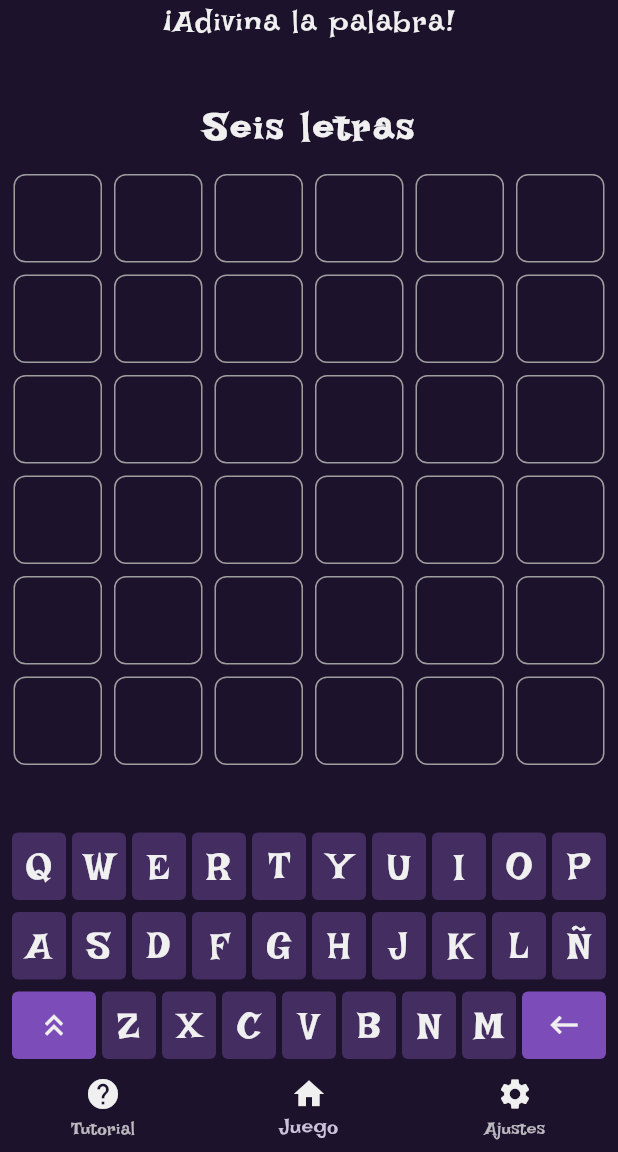
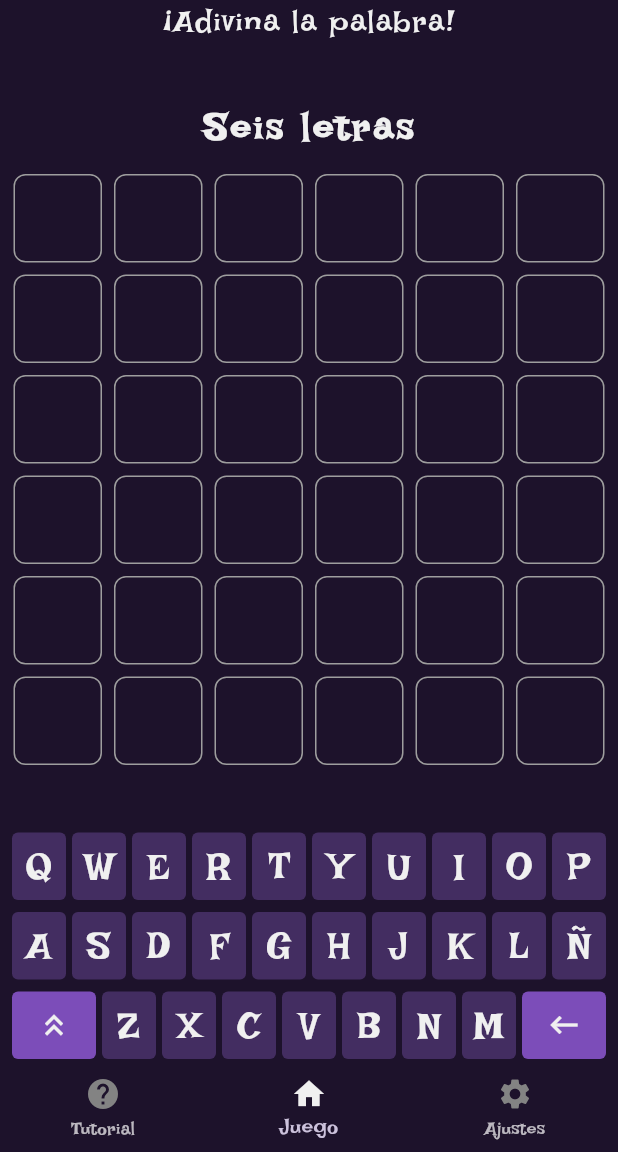
Before and after one commit to loomlight-games/Witchle, a Flutter app: the screen it shows after launch, on a phone screen of 412 x 824 dp, the part 84-1236 px from its top. Run offline on Flutter 3.47's test engine with Material 3 defaults, Android fonts, the light colour scheme and no system bars; drawn by our look-alikes of flip_card; our stand-ins replace equatable.

Commit message:
Reactive icons in navBar

```diff
--- a/lib/game/witchle.dart
+++ b/lib/game/witchle.dart
@@ -58,12 +58,19 @@ class _WitchleState extends State<Witchle> {
       onTap: _navigateToScreen,
       items: [
         BottomNavigationBarItem(
-            icon: Icon(Icons.help_sharp, color: letterColor),
-            label: 'Tutorial'),
+            icon: Icon(Icons.help_sharp, color: disabledLetterColor),
+            label: 'Tutorial',
+            activeIcon: Icon(Icons.help_sharp, color: letterColor)),
         BottomNavigationBarItem(
-            icon: Icon(Icons.home, color: letterColor), label: 'Juego'),
+          icon: Icon(Icons.home, color: disabledLetterColor),
+          activeIcon: Icon(Icons.home, color: letterColor),
+          label: 'Juego',
+        ),
         BottomNavigationBarItem(
-            icon: Icon(Icons.settings, color: letterColor), label: 'Ajustes'),
+          icon: Icon(Icons.settings, color: disabledLetterColor),
+          activeIcon: Icon(Icons.settings, color: letterColor),
+          label: 'Ajustes',
+        ),
       ],
       backgroundColor: Colors.transparent,
       elevation: 0,
```
